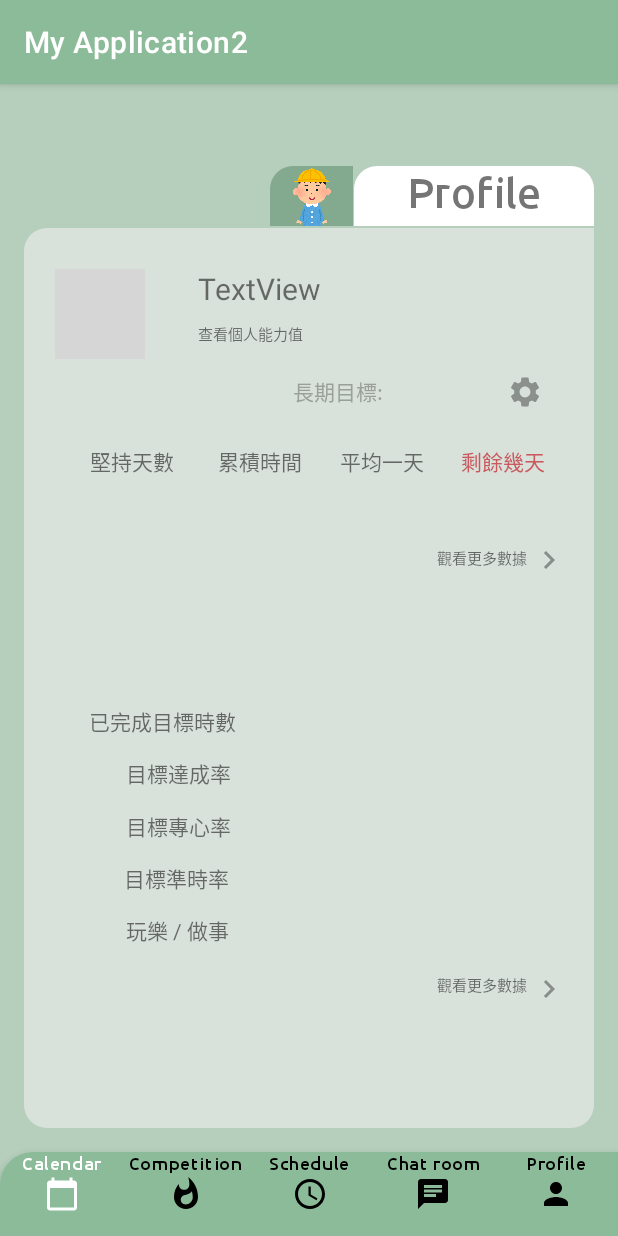
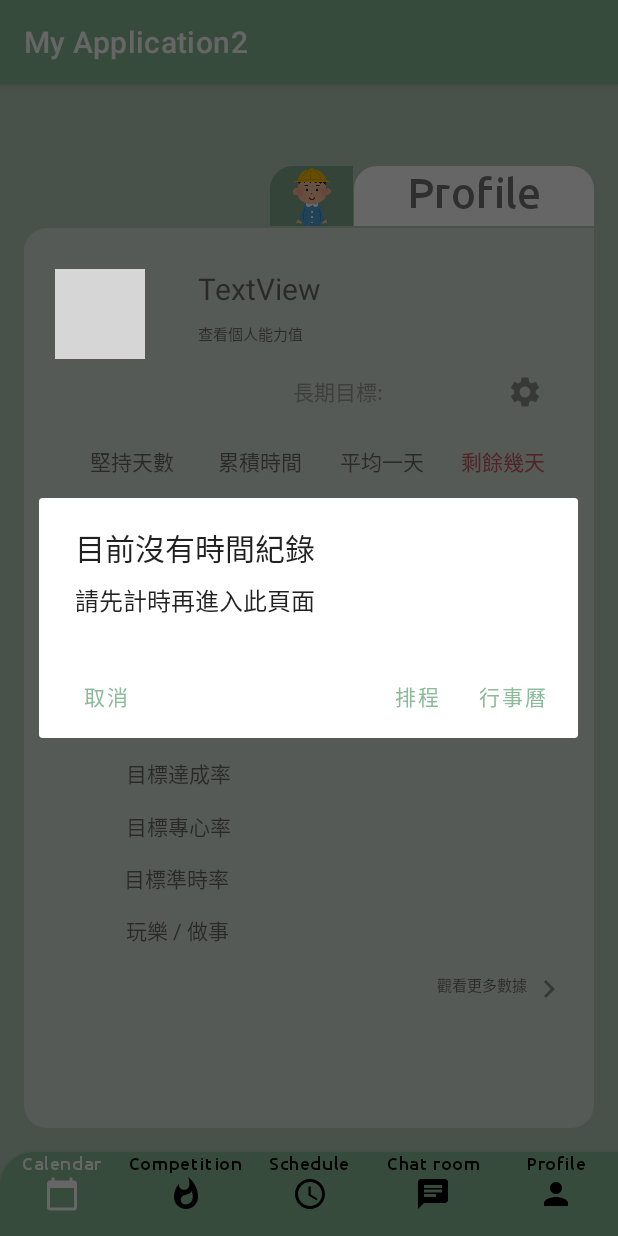
Before and after one commit to GobackGobackk/MyApplication2, an Android app: the MainActivity5 screen opened directly, with no data from a screen before it, on a phone screen of 412 x 824 dp. Run offline under Robolectric (Android 15) with nearby library versions, the phone set to English and light mode, and no system bars; our stand-ins replace ButterKnife, Firebase (no records; nobody signed in at launch, a user with empty details on screens opened directly); 3 statements that could not run were skipped; grey boxes are pictures that could not be loaded.

Commit message:
a little bit

```diff
--- a/app/src/main/java/com/example/name/MainActivity5.java
+++ b/app/src/main/java/com/example/name/MainActivity5.java
@@ -12,12 +12,14 @@ import android.view.View;
 import android.widget.ImageButton;
 import android.widget.ImageView;
 import android.widget.TextView;
+import android.widget.Toast;
 
 import com.example.name.model.Calendarrr;
 import com.example.name.model.Profile;
 import com.example.name.model.User;
 import com.google.android.material.bottomnavigation.BottomNavigationView;
 import com.google.firebase.auth.FirebaseAuth;
+import com.google.firebase.auth.FirebaseUser;
 import com.google.firebase.database.DataSnapshot;
 import com.google.firebase.database.DatabaseError;
 import com.google.firebase.database.DatabaseReference;
@@ -69,8 +71,7 @@ public class MainActivity5 extends AppCompatActivity {
         database = FirebaseDatabase.getInstance();
         userRef = database.getReference("chatRooms/userProfiles/"+ userId);
         eventRef = database.getReference("chatRooms/calendar/" + userId);
-        myRef = database.getReference("chatRooms/ui/" + userId);
-
+        myRef = database.getReference("chatRooms/time");
 
         userRef.addValueEventListener(new ValueEventListener() {
             @Override
@@ -131,6 +132,50 @@ public class MainActivity5 extends AppCompatActivity {
             }
         });
     }
+
+    public void onStart() {
+        super.onStart();
+        myRef.addValueEventListener(new ValueEventListener() {
+            @Override
+            public void onDataChange(@NonNull @NotNull DataSnapshot snapshot) {
+                if(!snapshot.hasChild(userId)){
+                    AlertDialog.Builder alertDialog =
+                            new AlertDialog.Builder(MainActivity5.this);
+                    alertDialog.setTitle("目前沒有時間紀錄");
+                    alertDialog.setMessage("請先計時再進入此頁面");
+                    alertDialog.setPositiveButton("行事曆", new DialogInterface.OnClickListener() {
+                        @Override
+                        public void onClick(DialogInterface dialog, int which) {
+                            Intent intent = new Intent(MainActivity5.this, MainActivity6.class);
+//                            Bundle bundle = new Bundle();
+//                            bundle.putString("UserId", userId);
+//                            intent.putExtras(bundle);
+                            startActivity(intent);
+                            finish();
+                        }
+                    });
+                    alertDialog.setNegativeButton("排程",(dialog, which) -> {
+                        Intent intent = new Intent(MainActivity5.this, MainActivity9.class);
+                        Bundle bundle = new Bundle();
+                        bundle.putString("UserId", userId);
+                        intent.putExtras(bundle);
+                        startActivity(intent);
+                        finish();
+                    });
+                    alertDialog.setNeutralButton("取消",(dialog, which) -> {
+
+                    });
+                    alertDialog.setCancelable(false);
+                    alertDialog.show();
+                }
+            }
+
+            @Override
+            public void onCancelled(@NonNull @NotNull DatabaseError error) {
+
+            }
+        });
+    }
     @OnClick(R.id.imageButton6)
     public void onClickk(View view) {
         eventRef.addValueEventListener(new ValueEventListener() {
--- a/app/src/main/res/layout/activity_main8.xml
+++ b/app/src/main/res/layout/activity_main8.xml
@@ -5,7 +5,7 @@
     android:layout_width="match_parent"
     android:layout_height="match_parent"
     android:background="@color/green"
-    tools:context=".MainActivity5">
+    tools:context=".MainActivity8">
 
     <TextView
         android:id="@+id/schedule_textview4"
```
Also changed, not shown: app/src/main/java/com/example/name/MainActivity27.java (+12 -4 lines), app/src/main/res/layout/activity_main27.xml (+74 -3 lines).
